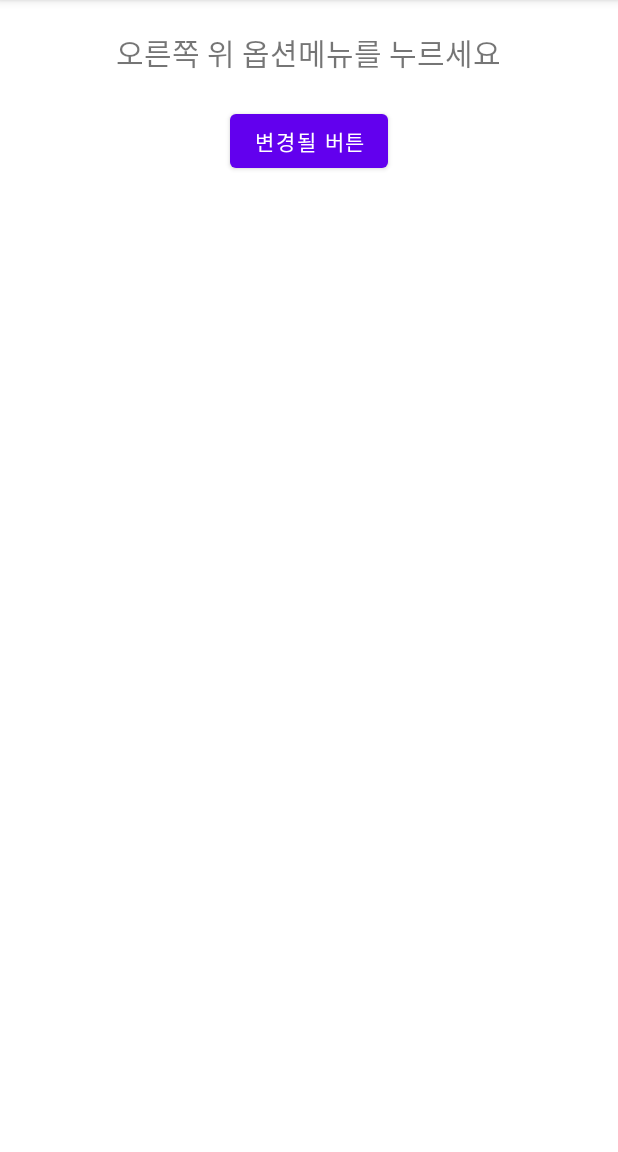
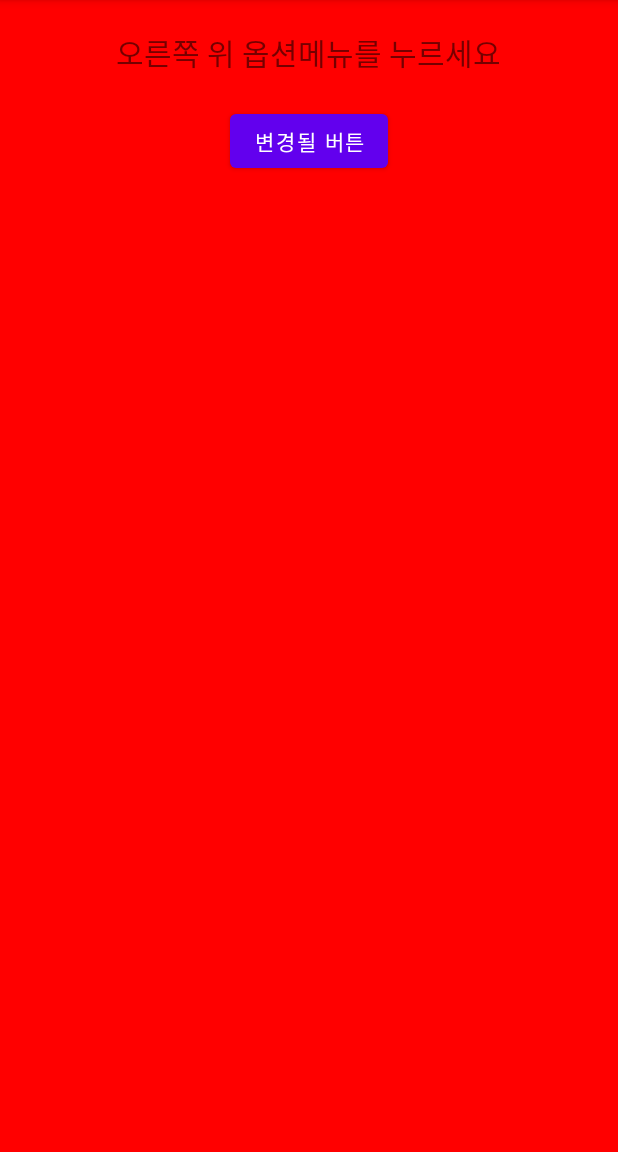
Before and after one commit to dana0221/emirim_Project7_1, an Android app: the screen it shows after launch (MainActivity), in the options menu, after a tap on "배경색(Red)", on a phone screen of 412 x 824 dp, the part 84-1236 px from its top. Run offline under Robolectric (Android 15) with nearby library versions, the phone set to English and light mode, and no system bars.

Commit message:
Edit MainActivity(onOptionsItemSelected) Commit

```diff
--- a/app/src/main/java/com/example/emirim_project7_1/MainActivity.java
+++ b/app/src/main/java/com/example/emirim_project7_1/MainActivity.java
@@ -1,10 +1,13 @@
 package com.example.emirim_project7_1;
 
+import androidx.annotation.NonNull;
 import androidx.appcompat.app.AppCompatActivity;
 
+import android.graphics.Color;
 import android.os.Bundle;
 import android.view.Menu;
 import android.view.MenuInflater;
+import android.view.MenuItem;
 import android.widget.Button;
 import android.widget.LinearLayout;
 
@@ -29,4 +32,21 @@ public class MainActivity extends AppCompatActivity {
 
         return true;
     }
+
+    @Override
+    public boolean onOptionsItemSelected(@NonNull MenuItem item) {
+        switch (item.getItemId()){
+            case R.id.item_red:
+                linear1.setBackgroundColor(Color.RED);
+                return true;
+            case R.id.item_yellow:
+                linear1.setBackgroundColor(Color.YELLOW);
+                return true;
+            case R.id.item_blue:
+                linear1.setBackgroundColor(Color.BLUE);
+                return true;
+        }
+
+        return false;
+    }
 }
--- a/app/src/main/res/menu/menu1.xml
+++ b/app/src/main/res/menu/menu1.xml
@@ -1,16 +1,16 @@
 <?xml version="1.0" encoding="utf-8"?>
 <menu xmlns:android="http://schemas.android.com/apk/res/android">
     <item
-        android:id="@+id/itme_red"
+        android:id="@+id/item_red"
         android:title="@string/item_red"/>
 
     <item
-        android:id="@+id/itme_orange"
-        android:title="@string/item_orange"/>
+        android:id="@+id/item_yellow"
+        android:title="@string/item_yellow"/>
 
     <item
-        android:id="@+id/itme_purple"
-        android:title="@string/item_purple"/>
+        android:id="@+id/item_blue"
+        android:title="@string/item_blue"/>
 
     <item
         android:title="@string/item_btn_change">
--- a/app/src/main/res/values/strings.xml
+++ b/app/src/main/res/values/strings.xml
@@ -3,8 +3,8 @@
     <string name="text1">오른쪽 위 옵션메뉴를 누르세요</string>
     <string name="btn1">변경될 버튼</string>
     <string name="item_red">배경색(Red)</string>
-    <string name="item_orange">배경색(Orange)</string>
-    <string name="item_purple">배경색(Purple)</string>
+    <string name="item_yellow">배경색(Yellow)</string>
+    <string name="item_blue">배경색(Blue)</string>
     <string name="item_btn_change">버튼 변경</string>
     <string name="sub_item_rotate">버튼 45도 회전</string>
     <string name="sub_item_zoom">버튼 2배 확대</string>
```
